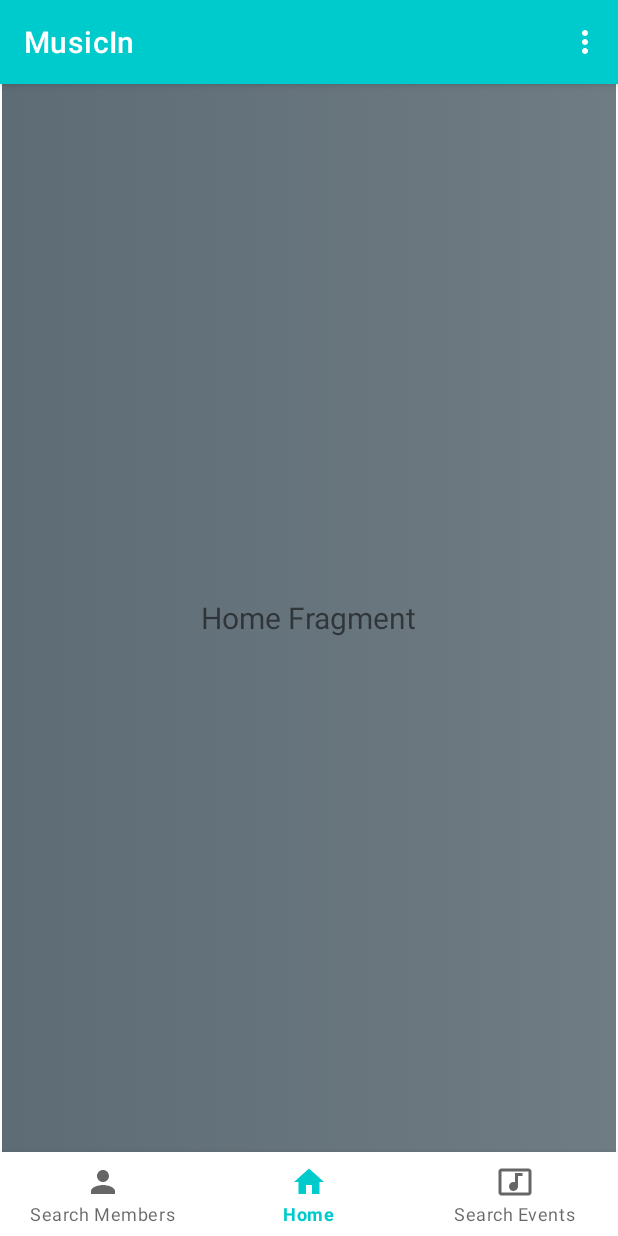
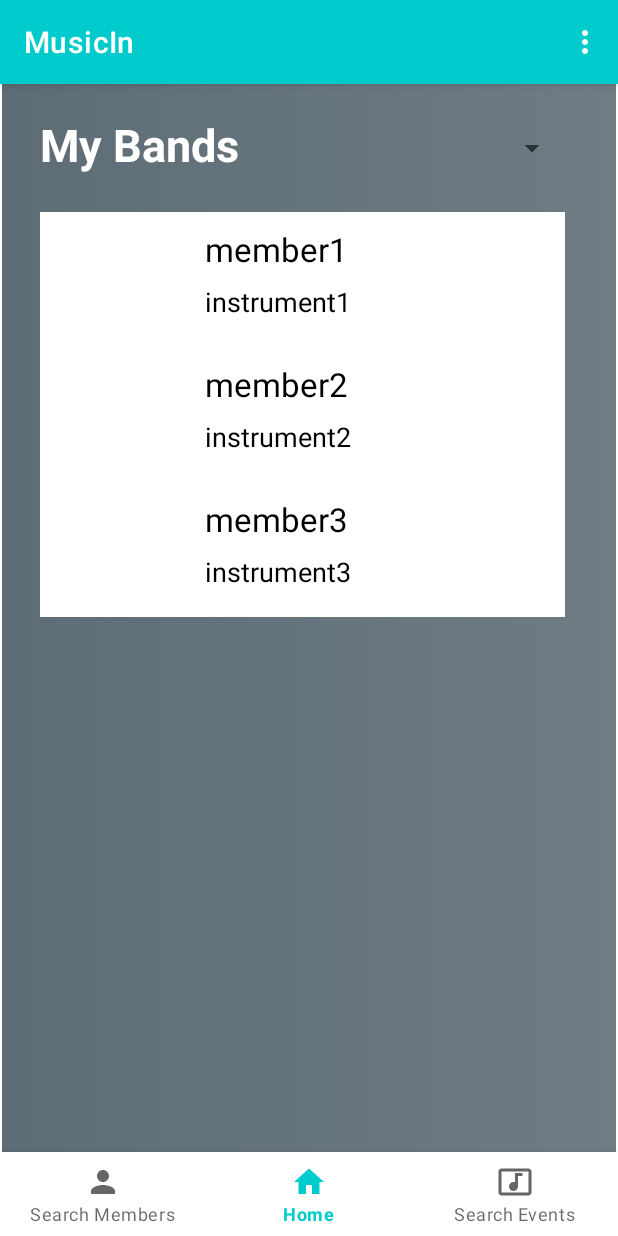
Before and after one commit to abia22/musicIn, an Android app: the HomeFragment screen opened directly, with no data from a screen before it, on a phone screen of 412 x 824 dp. Run offline under Robolectric (Android 15) with nearby library versions, the phone set to English and light mode, and no system bars; our stand-ins replace CircleImageView, navigation-ui; Roboto replaces fonts that are not available here.

Commit message:
Added my bands section to musician homepage

```diff
--- /dev/null
+++ b/app/src/main/java/com/example/musicin/BandMembersAdapter.java
@@ -0,0 +1,68 @@
+package com.example.musicin;
+
+import android.content.Context;
+import android.view.LayoutInflater;
+import android.view.View;
+import android.view.ViewGroup;
+import android.widget.TextView;
+
+import androidx.annotation.NonNull;
+import androidx.recyclerview.widget.RecyclerView;
+
+import com.example.musicin.data.BandMember;
+
+import java.util.List;
+
+import de.hdodenhof.circleimageview.CircleImageView;
+
+public class BandMembersAdapter extends RecyclerView.Adapter<BandMembersAdapter.ViewHolder> {
+    private List<BandMember> memberList;
+
+    public BandMembersAdapter(List<BandMember> memberList){
+        this.memberList = memberList;
+    }
+
+    @NonNull
+    @Override
+    public ViewHolder onCreateViewHolder(@NonNull ViewGroup parent, int viewType) {
+        Context context = parent.getContext();
+        LayoutInflater inflater = LayoutInflater.from(context);
+
+        View contactView = inflater.inflate(R.layout.band_member_row, parent, false);
+
+        ViewHolder viewHolder = new ViewHolder(contactView);
+        return viewHolder;
+    }
+
+    @Override
+    public void onBindViewHolder(@NonNull ViewHolder holder, int position) {
+        BandMember member = memberList.get(position);
+
+        CircleImageView photo = holder.photo;
+        //TODO: SET PHOTO
+        TextView name_tv = holder.name;
+        name_tv.setText(member.getName());
+        TextView instrument_tv = holder.instrument;
+        instrument_tv.setText(member.getInstrument());
+
+
+    }
+
+    @Override
+    public int getItemCount() {
+        return memberList.size();
+    }
+
+    public class ViewHolder extends RecyclerView.ViewHolder{
+        public CircleImageView photo;
+        public TextView name;
+        public TextView instrument;
+
+        public ViewHolder(@NonNull View itemView) {
+            super(itemView);
+            photo = itemView.findViewById(R.id.member_photo);
+            name = itemView.findViewById(R.id.member_name_txt);
+            instrument = itemView.findViewById(R.id.instrument_txt);
+        }
+    }
+}
--- a/app/src/main/java/com/example/musicin/HomeFragment.java
+++ b/app/src/main/java/com/example/musicin/HomeFragment.java
@@ -8,11 +8,28 @@ import android.view.ViewGroup;
 import androidx.annotation.NonNull;
 import androidx.annotation.Nullable;
 import androidx.fragment.app.Fragment;
+import androidx.recyclerview.widget.LinearLayoutManager;
+import androidx.recyclerview.widget.RecyclerView;
+
+import com.example.musicin.data.BandMember;
+
+import java.util.ArrayList;
 
 public class HomeFragment extends Fragment {
     @Nullable
     @Override
     public View onCreateView(@NonNull LayoutInflater inflater, @Nullable ViewGroup container, @Nullable Bundle savedInstanceState) {
-        return inflater.inflate(R.layout.fragment_home, container, false);
+        View view = inflater.inflate(R.layout.fragment_home, container, false);
+
+        RecyclerView members_rv = view.findViewById(R.id.members_rv);
+        ArrayList<BandMember> members = new ArrayList<>();
+        members.add(new BandMember("member1", "instrument1", null));
+        members.add(new BandMember("member2", "instrument2", null));
+        members.add(new BandMember("member3", "instrument3", null));
+        BandMembersAdapter adapter = new BandMembersAdapter(members);
+        members_rv.setAdapter(adapter);
+        members_rv.setLayoutManager(new LinearLayoutManager(getContext()));
+
+        return view;
     }
 }
--- a/app/src/main/java/com/example/musicin/LoginActivity.java
+++ b/app/src/main/java/com/example/musicin/LoginActivity.java
@@ -20,6 +20,8 @@ import com.google.android.material.button.MaterialButton;
 import com.google.android.material.snackbar.Snackbar;
 import com.google.android.material.textfield.TextInputEditText;
 import com.google.android.material.textview.MaterialTextView;
+
+import net.yslibrary.android.keyboardvisibilityevent.util.UIUtil;
 
 public class LoginActivity extends AppCompatActivity {
 
@@ -71,6 +73,7 @@ public class LoginActivity extends AppCompatActivity {
         login_bttn.setOnClickListener(new View.OnClickListener() {
             @Override
             public void onClick(View view) {
+                UIUtil.hideKeyboard(LoginActivity.this);
                 if (!isPasswordValid(password.getText())) {
                     password.setError(getString(R.string.error_password));
                 } else {
@@ -83,6 +86,7 @@ public class LoginActivity extends AppCompatActivity {
                         Toast toast = Toast.makeText(getApplicationContext(), text, Toast.LENGTH_SHORT);
                         toast.show();
                         Intent intent = new Intent(LoginActivity.this, MusicianHubActivity.class);
+                        intent.putExtra("user", user);
                         finishAffinity();
                         startActivity(intent);
                     }
--- /dev/null
+++ b/app/src/main/java/com/example/musicin/data/BandMember.java
@@ -0,0 +1,37 @@
+package com.example.musicin.data;
+
+public class BandMember {
+    private String name;
+    private String instrument;
+    private byte[] photo;
+
+    public BandMember(String name, String instrument, byte[] photo) {
+        this.name = name;
+        this.instrument = instrument;
+        this.photo = photo;
+    }
+
+    public String getName() {
+        return name;
+    }
+
+    public void setName(String name) {
+        this.name = name;
+    }
+
+    public String getInstrument() {
+        return instrument;
+    }
+
+    public void setInstrument(String instrument) {
+        this.instrument = instrument;
+    }
+
+    public byte[] getPhoto() {
+        return photo;
+    }
+
+    public void setPhoto(byte[] photo) {
+        this.photo = photo;
+    }
+}
--- /dev/null
+++ b/app/src/main/res/layout/band_member_row.xml
@@ -0,0 +1,48 @@
+<?xml version="1.0" encoding="utf-8"?>
+<LinearLayout xmlns:android="http://schemas.android.com/apk/res/android"
+    android:layout_width="match_parent"
+    android:layout_height="wrap_content"
+    xmlns:app="http://schemas.android.com/apk/res-auto"
+    android:orientation="horizontal"
+    android:paddingTop="10dp"
+    android:paddingBottom="10dp"
+    android:background="@color/white">
+
+    <de.hdodenhof.circleimageview.CircleImageView
+        android:id="@+id/member_photo"
+        android:layout_width="70dp"
+        android:layout_height="70dp"
+        android:layout_marginStart="20dp"
+        app:civ_border_width="2dp"
+        app:civ_border_color="#FF000000"/>
+
+    <LinearLayout
+        android:layout_width="wrap_content"
+        android:layout_height="wrap_content"
+        android:orientation="vertical">
+
+        <TextView
+            android:id="@+id/member_name_txt"
+            android:layout_width="wrap_content"
+            android:layout_height="wrap_content"
+            android:text="Member Name"
+            android:textColor="@color/black"
+            android:layout_marginStart="20dp"
+            android:textSize="22sp"/>
+
+        <TextView
+            android:id="@+id/instrument_txt"
+            android:layout_width="wrap_content"
+            android:layout_height="wrap_content"
+            android:text="Instrument"
+            android:textColor="@color/black"
+            android:layout_marginStart="20dp"
+            android:layout_marginTop="8dp"
+            android:textSize="18sp"/>
+
+    </LinearLayout>
+
+
+
+
+</LinearLayout>
--- a/app/src/main/res/layout/fragment_home.xml
+++ b/app/src/main/res/layout/fragment_home.xml
@@ -1,14 +1,51 @@
 <?xml version="1.0" encoding="utf-8"?>
-<RelativeLayout xmlns:android="http://schemas.android.com/apk/res/android"
+<androidx.constraintlayout.widget.ConstraintLayout xmlns:android="http://schemas.android.com/apk/res/android"
+    xmlns:tools="http://schemas.android.com/tools"
     android:layout_width="match_parent"
     android:layout_height="match_parent"
     android:background="@drawable/gradient_grey">
 
-    <TextView
-        android:layout_width="wrap_content"
-        android:layout_height="wrap_content"
-        android:text="Home Fragment"
-        android:layout_centerInParent="true"
-        android:textSize="20sp"/>
+    <ScrollView
+        android:layout_width="match_parent"
+        android:layout_height="match_parent"
+        tools:layout_editor_absoluteX="0dp"
+        tools:layout_editor_absoluteY="0dp">
 
-</RelativeLayout>
+        <RelativeLayout
+            android:layout_width="match_parent"
+            android:layout_height="wrap_content">
+
+            <TextView
+                android:id="@+id/my_bands_txt"
+                android:layout_width="wrap_content"
+                android:layout_height="wrap_content"
+                android:text="@string/my_bands"
+                android:textColor="@color/white"
+                android:textSize="30sp"
+                android:textStyle="bold"
+                android:layout_marginTop="20dp"
+                android:layout_marginStart="25sp"/>
+
+            <Spinner
+                android:id="@+id/my_bands_spinner"
+                android:layout_width="200dp"
+                android:layout_height="45dp"
+                android:layout_alignTop="@+id/my_bands_txt"
+                android:layout_alignParentEnd="true"
+                android:layout_marginStart="20dp"
+                android:layout_marginEnd="32dp"
+                android:layout_toEndOf="@+id/my_bands_txt" />
+
+            <androidx.recyclerview.widget.RecyclerView
+                android:id="@+id/members_rv"
+                android:layout_width="350dp"
+                android:layout_height="wrap_content"
+                android:layout_below="@+id/my_bands_spinner"
+                android:layout_alignStart="@+id/my_bands_txt"
+                android:layout_marginTop="20dp" />
+        </RelativeLayout>
+
+    </ScrollView>
+
+
+</androidx.constraintlayout.widget.ConstraintLayout>
--- a/app/src/main/res/menu/toolbar_menu.xml
+++ b/app/src/main/res/menu/toolbar_menu.xml
@@ -3,9 +3,11 @@
     xmlns:android="http://schemas.android.com/apk/res/android">
 
     <item
+        android:id="@+id/profile_settings_item"
         android:title="@string/settings"
         android:icon="@drawable/settings"/>
     <item
+        android:id="@+id/logout_item"
         android:title="@string/logout"
         android:icon="@drawable/west"/>
 </menu>
--- a/app/src/main/res/values/strings.xml
+++ b/app/src/main/res/values/strings.xml
@@ -34,7 +34,8 @@
     <string name="favourite_genres">Favourite Genres</string>
     <string name="no_user_error">There\'s no user with this email</string>
     <string name="login_error">Incorrect email or password</string>
-    <string name="settings">Settings</string>
-    <string name="logout">LogOut</string>
+    <string name="settings">Profile Settings</string>
+    <string name="logout">Logout</string>
+    <string name="my_bands">My Bands</string>
 
 </resources>
```
Also changed, not shown: app/build.gradle (+6 -4 lines), app/src/main/java/com/example/musicin/DatePickerFragment.java (added, +24 -0 lines), app/src/main/java/com/example/musicin/MusicianHubActivity.java (+18 -0 lines), app/src/main/java/com/example/musicin/MusicianSignInActivity.java (+44 -2 lines), app/src/main/java/com/example/musicin/data/Musician.java (+40 -3 lines), app/src/main/java/com/example/musicin/data/User.java (+32 -1 lines), app/src/main/res/layout/activity_musician_sign_in.xml (+6 -5 lines).
